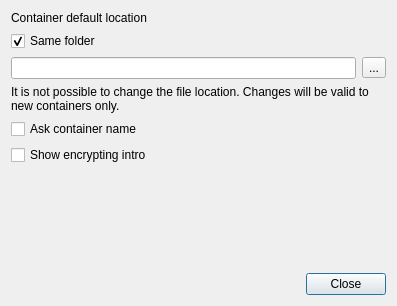
This is crypto/ui/SettingsDialog.ui in open-eid/qdigidoc as Qt 5 draws it before an edit. The edited form follows.
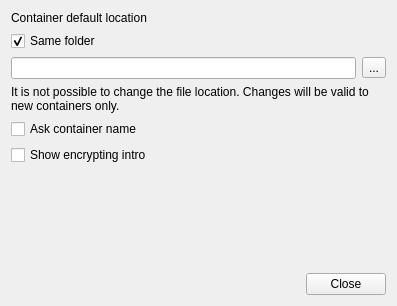
This is the edited form.

Commit message: use mac sheet to match ui behavior

```diff
--- a/crypto/ui/SettingsDialog.ui
+++ b/crypto/ui/SettingsDialog.ui
@@ -1,7 +1,7 @@
 <?xml version="1.0" encoding="UTF-8"?>
 <ui version="4.0">
  <class>SettingsDialog</class>
- <widget class="QDialog" name="SettingsDialog">
+ <widget class="QWidget" name="SettingsDialog">
   <property name="geometry">
    <rect>
     <x>0</x>
```
Left out of the diff: 2 changed lines with no effect on the pictures. The commit also changes 3 other files.
